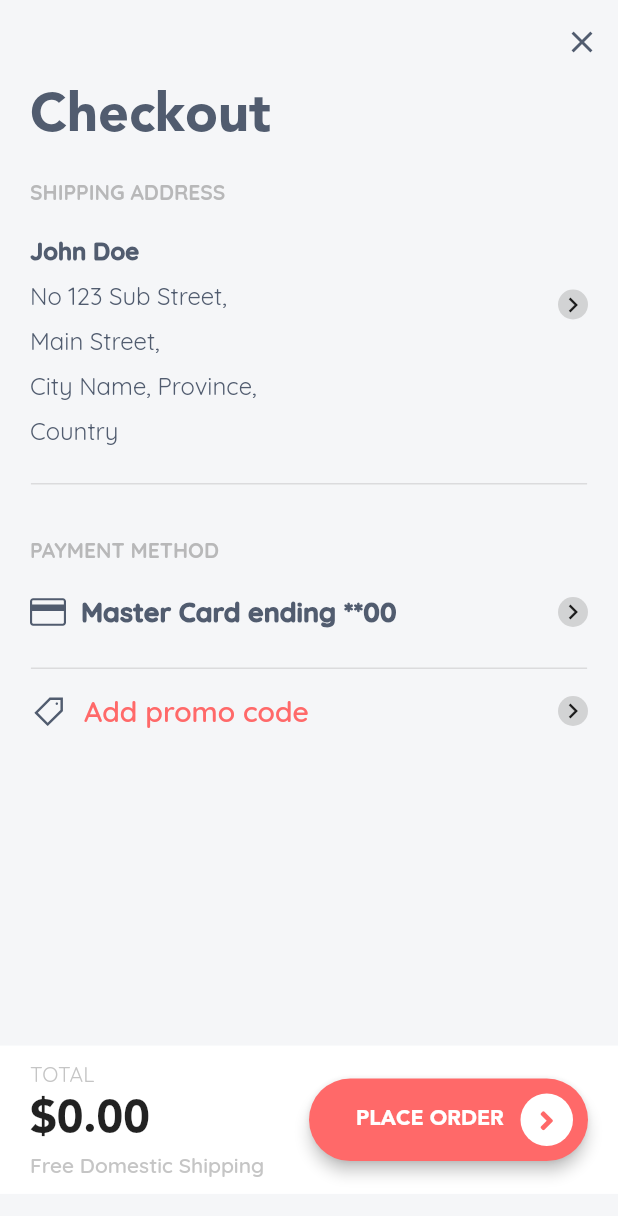
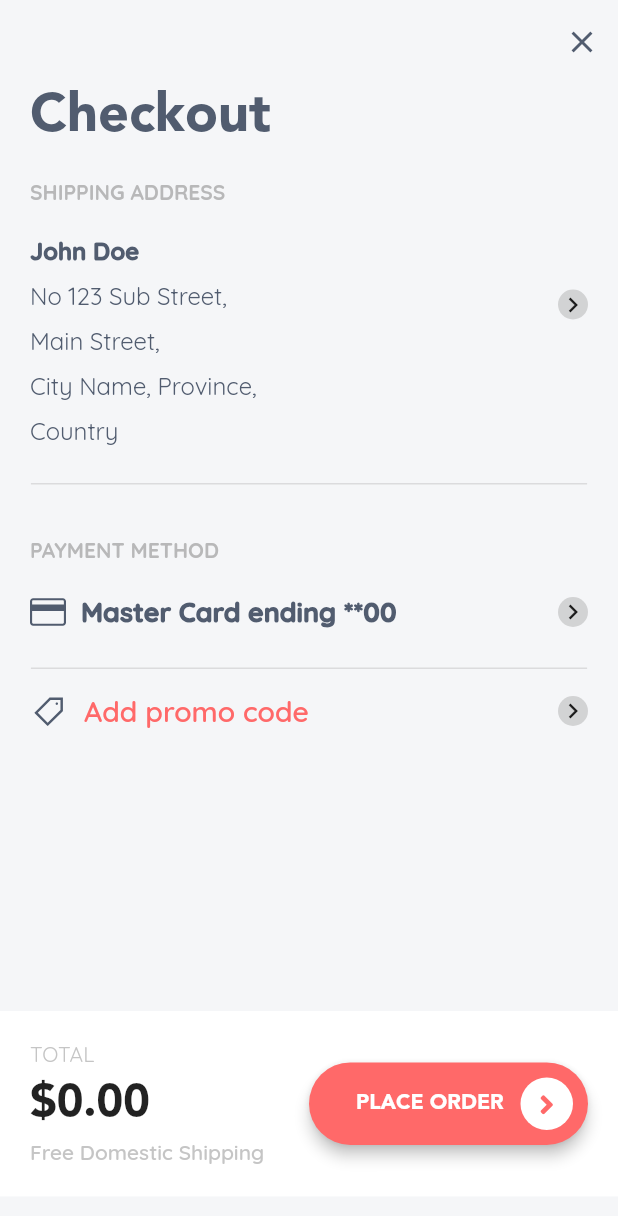
Before and after one commit to vickaw/Ecom-Flutter, a Flutter app: the CheckoutPage screen opened by its route, on a phone screen of 412 x 824 dp. Shown: the top 1216 px of the screen. Run offline on Flutter 3.47's test engine with Material 2 defaults, Android fonts, the light colour scheme and no system bars; our stand-ins replace flushbar, flutter_html, flutter_rating_bar, flutter_screenutil, font_awesome_flutter, line_icons and 2 more; accounts and stored records are empty.

Commit message:
Solved issue #33

```diff
--- a/lib/views/checkout/checkout.dart
+++ b/lib/views/checkout/checkout.dart
@@ -52,7 +52,7 @@ class _CheckoutPageState extends State<CheckoutPage> {
 
     final content = Container(
       padding: EdgeInsets.symmetric(horizontal: 20.0),
-      height: screenHeight * 0.778,
+      height: screenHeight * 0.75,
       child: SingleChildScrollView(
         child: Column(
           crossAxisAlignment: CrossAxisAlignment.start,
@@ -72,8 +72,8 @@ class _CheckoutPageState extends State<CheckoutPage> {
 
     final bottom = Container(
       color: Colors.white,
-      padding: EdgeInsets.symmetric(horizontal: 20.0, vertical: 10.0),
-      height: screenHeight * 0.12,
+      padding: EdgeInsets.symmetric(horizontal: 20.0, vertical: 20.0),
+      height: screenHeight * 0.15,
       width: double.infinity,
       child: Row(
         children: <Widget>[
```
